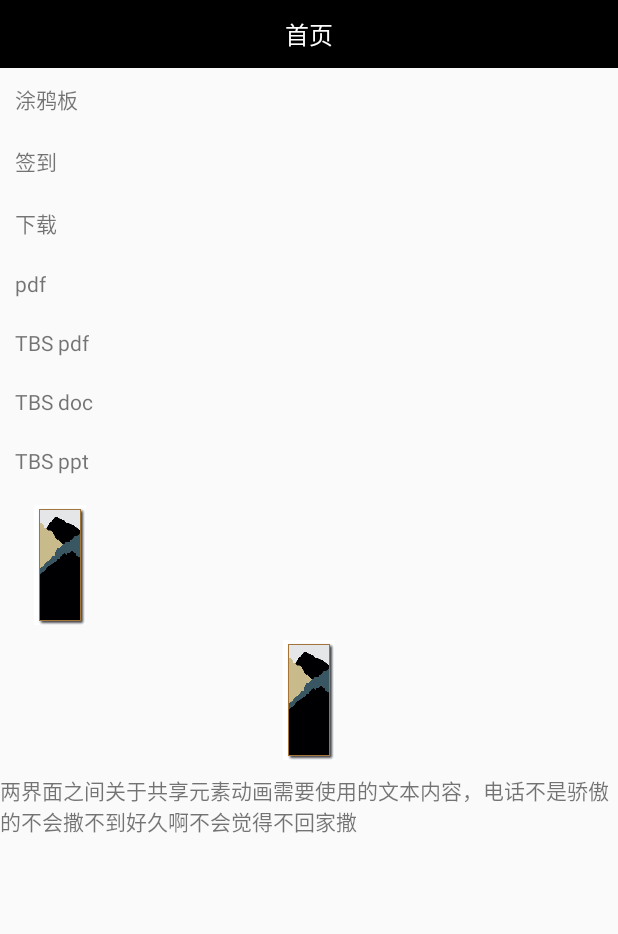
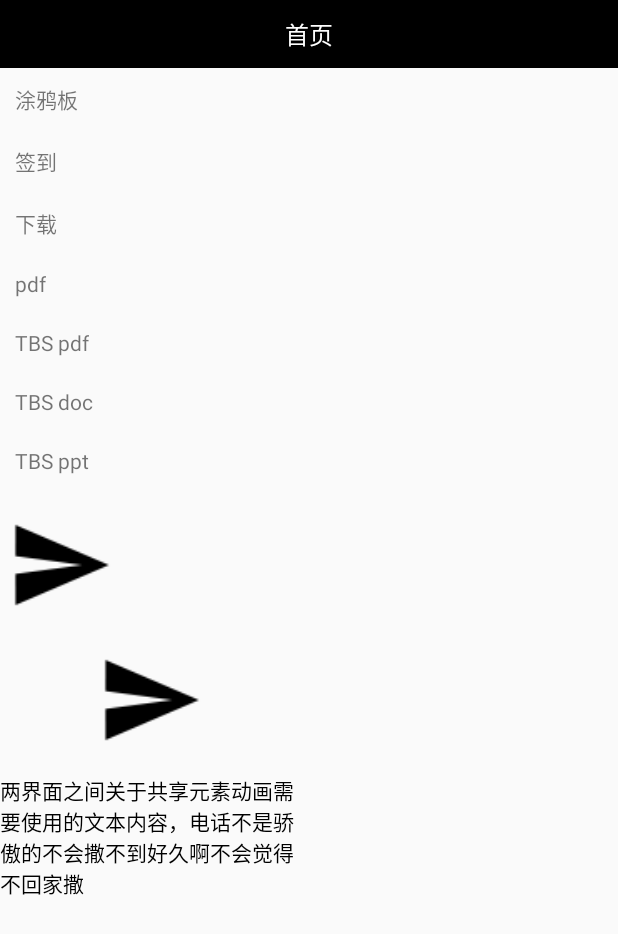
Before and after one commit to MaiitZhao/doSomething, an Android app: the screen it shows after launch (MainActivity), on a phone screen of 412 x 824 dp. Shown: the top 934 px of the screen. Run offline under Robolectric (Android 15) with nearby library versions, the phone set to English and light mode, and no system bars; our stand-ins replace ButterKnife; libraries missing offline, so code that uses them is left out: com.tencent.smtt; Roboto replaces fonts that are not available here; 2 statements that could not run were skipped.

Commit message:
利用系统提供的image assert生成图片，完成共享元素动画

```diff
--- a/app/src/main/res/layout/activity_main.xml
+++ b/app/src/main/res/layout/activity_main.xml
@@ -68,14 +68,13 @@
         android:layout_width="80dp"
         android:layout_height="80dp"
         android:layout_marginTop="10dp"
-        android:src="@mipmap/logo"
+        android:src="@mipmap/img_share_elements"
         android:transitionName="@string/trans_tag_image" />
 
     <LinearLayout
         android:id="@+id/ll_trans"
-        android:layout_width="match_parent"
+        android:layout_width="wrap_content"
         android:layout_height="wrap_content"
-        android:gravity="center"
         android:orientation="vertical">
 
         <ImageView
@@ -83,15 +82,17 @@
             android:layout_width="80dp"
             android:layout_height="80dp"
             android:layout_marginTop="10dp"
-            android:src="@mipmap/logo"
+            android:layout_gravity="center"
+            android:src="@mipmap/img_share_elements"
             android:transitionName="@string/trans_tag_image" />
 
         <TextView
             android:id="@+id/tv_trans"
-            android:layout_width="wrap_content"
+            android:layout_width="200dp"
             android:layout_height="wrap_content"
             android:layout_marginTop="10dp"
             android:text="@string/explain"
+            android:textColor="@color/black"
             android:transitionName="@string/trans_tag_text" />
 
     </LinearLayout>
```
Also changed, not shown: app/src/main/res/layout/activity_common_view.xml (+5 -3 lines), app/src/main/img_share_elements-web.png (added), app/src/main/res/mipmap-hdpi/img_share_elements.png (added), app/src/main/res/mipmap-mdpi/img_share_elements.png (added), app/src/main/res/mipmap-xhdpi/img_share_elements.png (added), app/src/main/res/mipmap-xxhdpi/img_share_elements.png (added), app/src/main/res/mipmap-xxxhdpi/img_share_elements.png (added).
